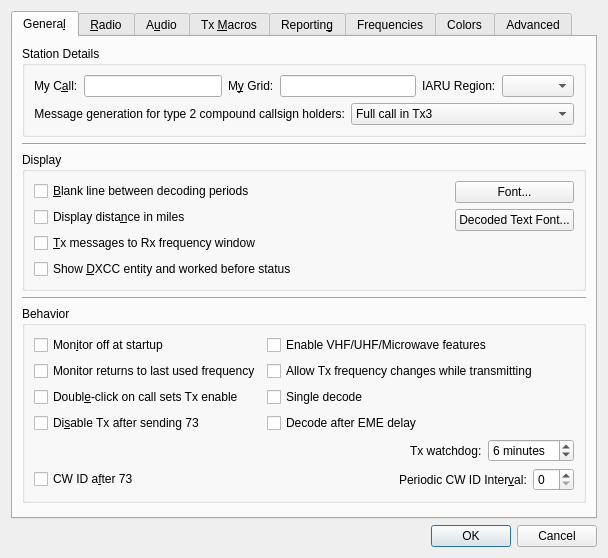
Before: the Qt Designer form Configuration.ui in saitohirga/WSJT-X, drawn with Qt 5.
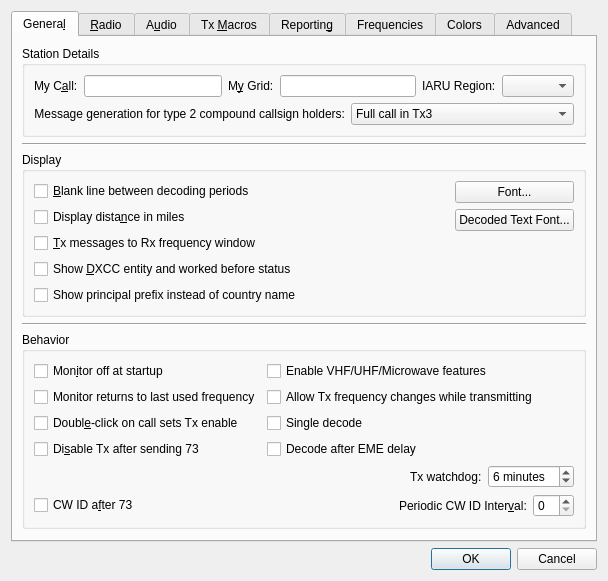
After: the same form once the commit is applied.

Commit message: Option to display principal prefix instead of country name.

What changed in the file:
```diff
--- a/Configuration.ui
+++ b/Configuration.ui
@@ -253,6 +253,13 @@
             </item>
            </layout>
           </item>
+          <item row="4" column="0">
+           <widget class="QCheckBox" name="ppfx_check_box">
+            <property name="text">
+             <string>Show principal prefix instead of country name</string>
+            </property>
+           </widget>
+          </item>
          </layout>
         </widget>
        </item>
```
Left out of the diff: 8 changed lines with no effect on the pictures. The commit also changes 7 other files.
